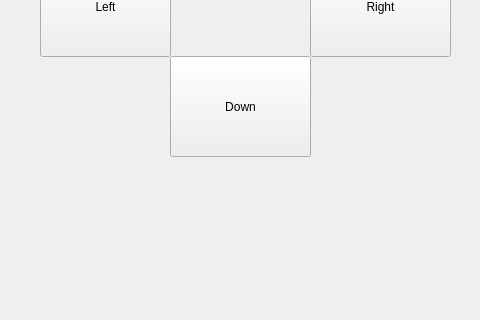
The window that 01_UI_GamePad/GamePad/gamepad.ui (JaneJung/SoccerMega) describes before a commit, drawn with Qt 5; both pictures show x 0 to 480 and y 201 to 521 of the 827 by 521 pixel window.
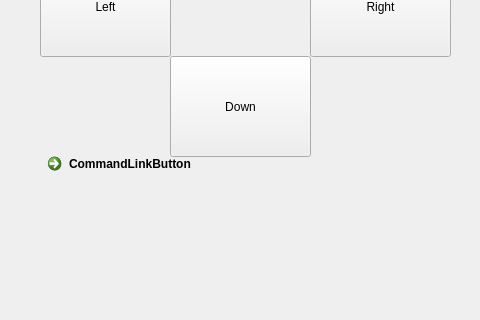
The same window after the commit.

The edit to the form file:
```diff
--- a/01_UI_GamePad/GamePad/gamepad.ui
+++ b/01_UI_GamePad/GamePad/gamepad.ui
@@ -137,6 +137,19 @@
      <string/>
     </property>
    </widget>
+   <widget class="QCommandLinkButton" name="commandLinkButton">
+    <property name="geometry">
+     <rect>
+      <x>40</x>
+      <y>330</y>
+      <width>187</width>
+      <height>41</height>
+     </rect>
+    </property>
+    <property name="text">
+     <string>CommandLinkButton</string>
+    </property>
+   </widget>
   </widget>
   <widget class="QToolBar" name="mainToolBar">
    <attribute name="toolBarArea">
```
Left out of the diff: 3 changed lines with no effect on the pictures.
